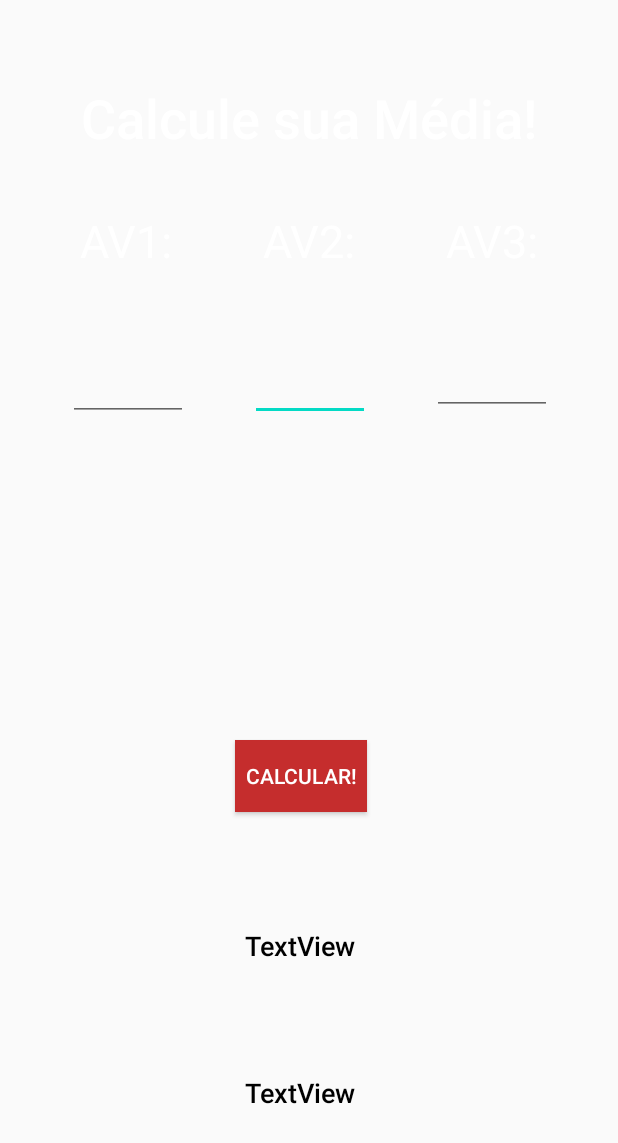
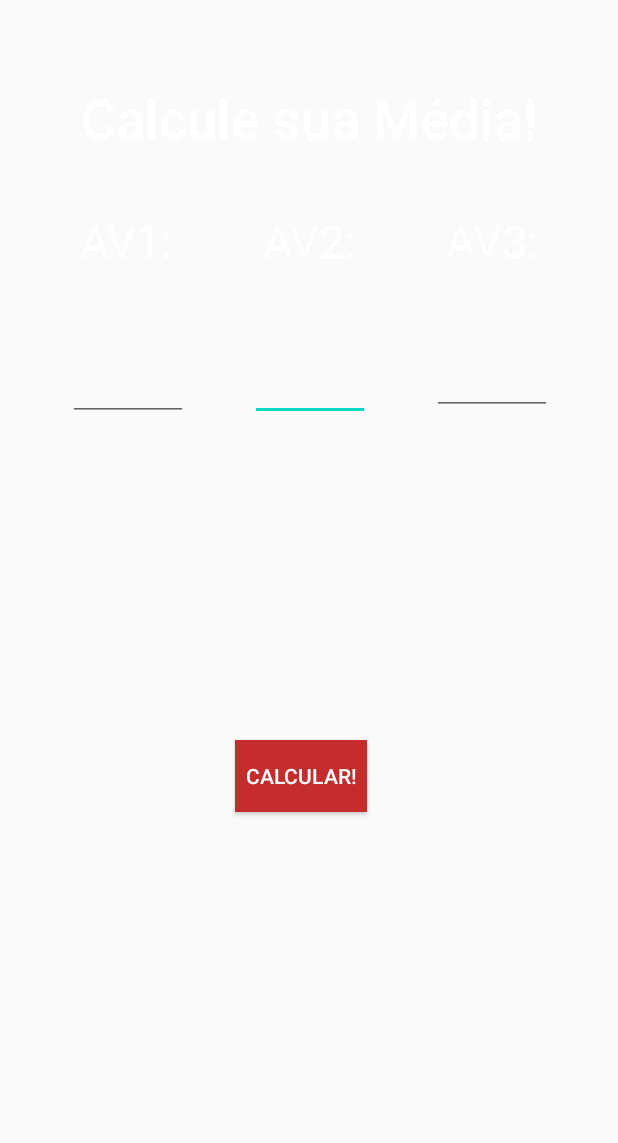
Before and after one commit to mateusmariano/GMWnotes, an Android app: the layout activity_calc_media.xml on its own in the app's theme, with its tools: preview values and no code run, on a phone screen of 412 x 824 dp. Shown: the top 1143 px of the screen. Run offline under Robolectric (Android 15) with nearby library versions, the phone set to English and light mode, and no system bars.

Commit message:
[Calc Media] - Correção
correçao da lógica dos textos de feedback para tratamento condicional da av3

```diff
--- a/app/src/main/res/layout/activity_calc_media.xml
+++ b/app/src/main/res/layout/activity_calc_media.xml
@@ -58,7 +58,6 @@
         android:layout_height="wrap_content"
         android:layout_marginTop="10dp"
         android:layout_marginBottom="60dp"
-        android:text="TextView"
         android:textColor="@android:color/background_dark"
         android:textSize="18sp"
         app:fontFamily="sans-serif-medium"
@@ -151,7 +150,6 @@
         android:layout_height="wrap_content"
         android:layout_marginTop="53dp"
         android:layout_marginBottom="39dp"
-        android:text="TextView"
         android:textColor="@android:color/background_dark"
         android:textSize="18sp"
         app:fontFamily="sans-serif-medium"
```
Also changed, not shown: app/src/main/java/com/example/gmwnotes/CalcMedia.java (+13 -1 lines).
